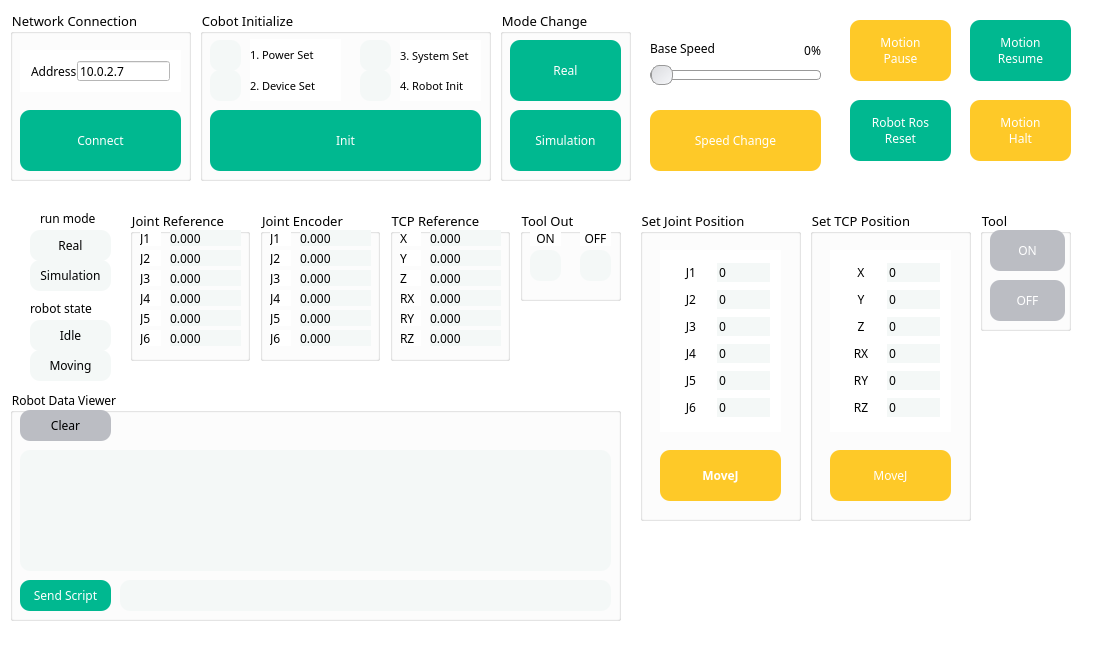
Before: the Qt Designer form mainwindow.ui in NYONYANI/RB_Project, drawn with Qt 5.
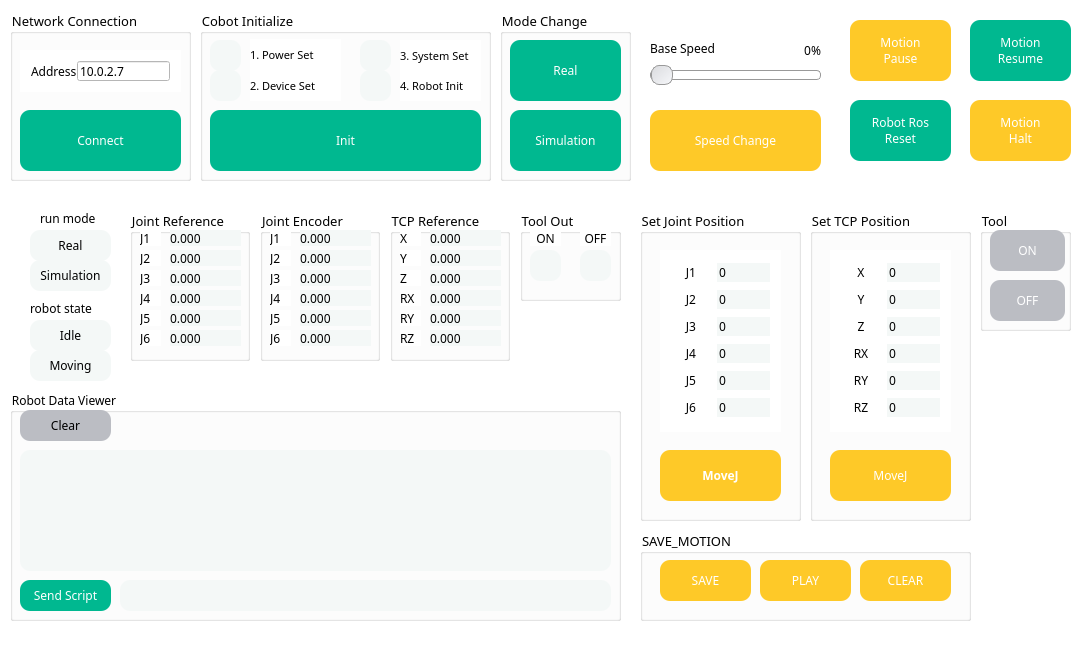
After: the same form once the commit is applied.

The edit to the form file:
```diff
--- a/mainwindow.ui
+++ b/mainwindow.ui
@@ -6,7 +6,7 @@
    <rect>
     <x>0</x>
     <y>0</y>
-    <width>1108</width>
+    <width>1091</width>
     <height>658</height>
    </rect>
   </property>
@@ -2382,6 +2382,94 @@
      </property>
     </widget>
    </widget>
+   <widget class="QGroupBox" name="groupBox_10">
+    <property name="geometry">
+     <rect>
+      <x>640</x>
+      <y>530</y>
+      <width>331</width>
+      <height>91</height>
+     </rect>
+    </property>
+    <property name="font">
+     <font>
+      <family>나눔스퀘어 네오 Regular</family>
+      <pointsize>10</pointsize>
+     </font>
+    </property>
+    <property name="title">
+     <string>SAVE_MOTION</string>
+    </property>
+    <widget class="QPushButton" name="BTN_MOTION_SAVE">
+     <property name="geometry">
+      <rect>
+       <x>20</x>
+       <y>30</y>
+       <width>91</width>
+       <height>41</height>
+      </rect>
+     </property>
+     <property name="font">
+      <font>
+       <family>나눔스퀘어 네오 Heavy</family>
+      </font>
+     </property>
+     <property name="styleSheet">
+      <string notr="true">color: rgb(255, 255, 255);
+background-color: rgb(254, 201, 40);
+border-radius: 10px;</string>
+     </property>
+     <property name="text">
+      <string>SAVE</string>
+     </property>
+    </widget>
+    <widget class="QPushButton" name="BTN_MOTION_PLAY">
+     <property name="geometry">
+      <rect>
+       <x>120</x>
+       <y>30</y>
+       <width>91</width>
+       <height>41</height>
+      </rect>
+     </property>
+     <property name="font">
+      <font>
+       <family>나눔스퀘어 네오 Heavy</family>
+      </font>
+     </property>
+     <property name="styleSheet">
+      <string notr="true">color: rgb(255, 255, 255);
+background-color: rgb(254, 201, 40);
+border-radius: 10px;</string>
+     </property>
+     <property name="text">
+      <string>PLAY</string>
+     </property>
+    </widget>
+    <widget class="QPushButton" name="BTN_MOTION_CLEAR">
+     <property name="geometry">
+      <rect>
+       <x>220</x>
+       <y>30</y>
+       <width>91</width>
+       <height>41</height>
+      </rect>
+     </property>
+     <property name="font">
+      <font>
+       <family>나눔스퀘어 네오 Heavy</family>
+      </font>
+     </property>
+     <property name="styleSheet">
+      <string notr="true">color: rgb(255, 255, 255);
+background-color: rgb(254, 201, 40);
+border-radius: 10px;</string>
+     </property>
+     <property name="text">
+      <string>CLEAR</string>
+     </property>
+    </widget>
+   </widget>
   </widget>
  </widget>
  <layoutdefault spacing="6" margin="11"/>
```
